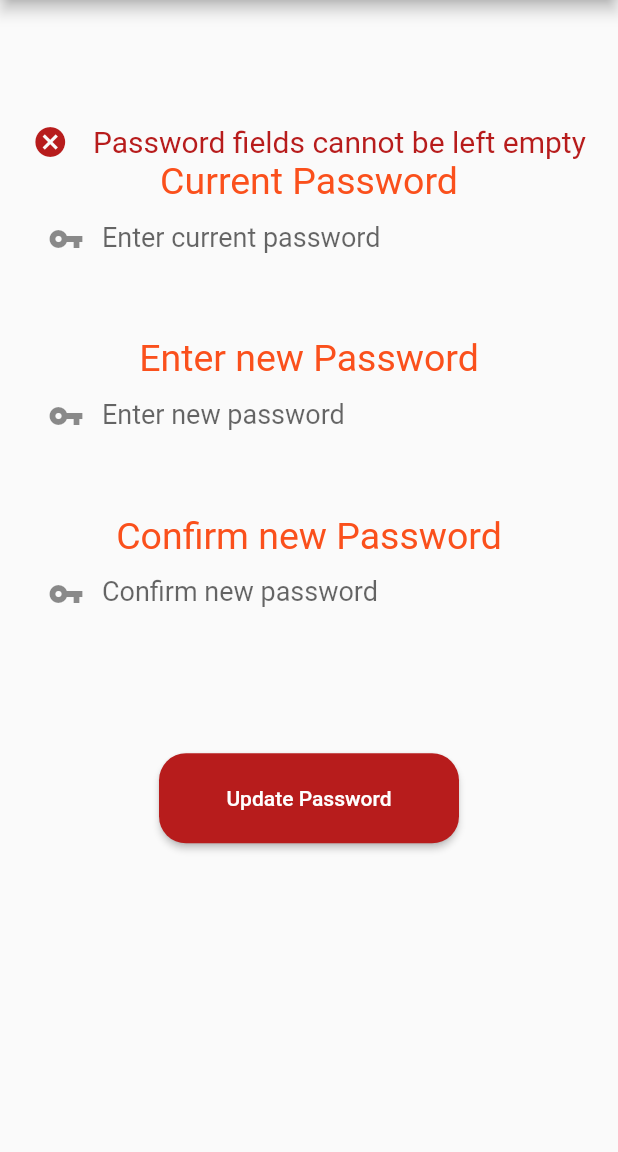
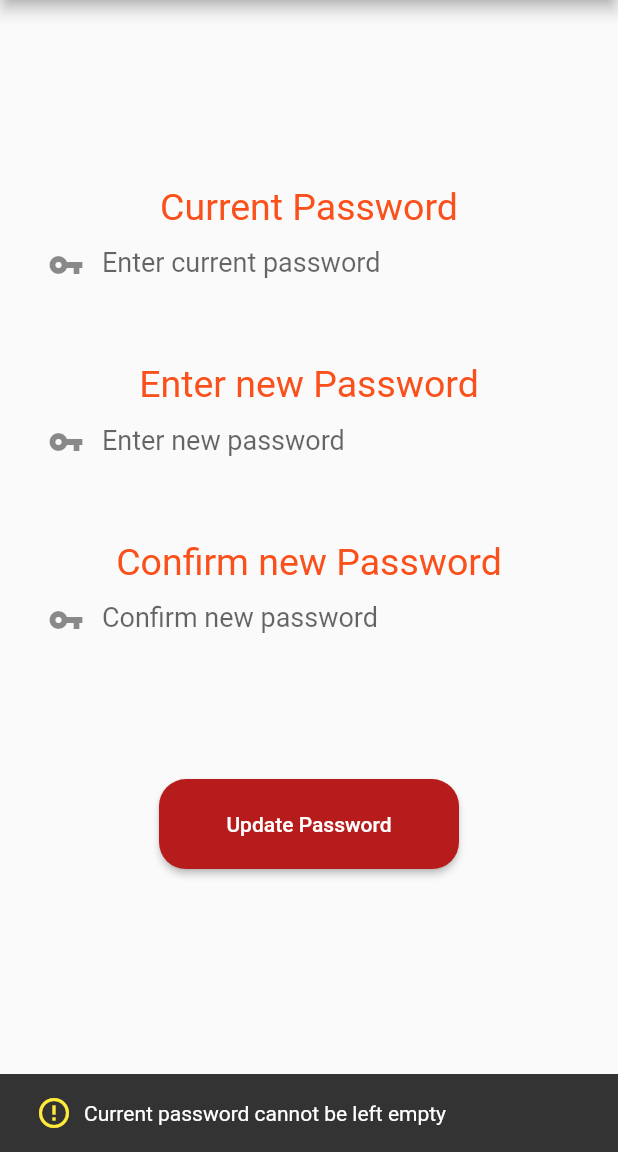
Before and after one commit to has-anwar/employee_app, a Flutter app: the UpdatePassword screen opened by its route, after a tap on "Update Password", on a phone screen of 412 x 824 dp, the part 84-1236 px from its top. Run offline on Flutter 3.47's test engine with Material 2 defaults, Android fonts, the phone set to English and light mode, and no system bars; our stand-ins replace flutter_spinkit, geolocator, google_maps_flutter, location, material_design_icons_flutter, permission_handler and 2 more; missing offline and left inert: flutter_polyline_points, maps_launcher, qr_code_scanner; accounts and stored records are empty.

```diff
--- a/lib/main.dart
+++ b/lib/main.dart
@@ -3,7 +3,9 @@ import 'package:app1/screens/maps_menu_screen.dart';
 import 'package:app1/screens/navigate_to_office.dart';
 import 'package:app1/screens/new_home_screen.dart';
 import 'package:app1/screens/profile_screen.dart';
+import 'package:app1/screens/splash_screen.dart';
 import 'package:app1/screens/view_attendance.dart';
+import 'package:app1/utilities/constants.dart';
 import 'package:app1/utilities/date_picker_dialog.dart';
 import 'package:flutter/material.dart';
 
@@ -29,6 +31,7 @@ Future<void> main() async {
 
   runApp(
     MaterialApp(
+      theme: ThemeData(primaryColor: kOrangeColor, splashColor: kOrangeColor),
       home: id == null ? LoginScreen() : HomeView(),
       routes: <String, WidgetBuilder>{
         // '/': (context) => checkLogin(),
@@ -48,6 +51,7 @@ Future<void> main() async {
         '/maps_menu': (context) => MapsMenuScreen(),
         '/vac_screen': (context) => VaccinationScreen(),
         '/change_password': (context) => UpdatePassword(),
+        SplashScreen.id: (context) => SplashScreen(),
         // '/office_map': (context) => OfficeMap(),
       },
     ),
--- a/lib/screens/AttendanceScreen.dart
+++ b/lib/screens/AttendanceScreen.dart
@@ -358,7 +358,7 @@ class _AttendanceScreenState extends State<AttendanceScreen> {
                     TextSpan(
                       text: dist,
                       style: TextStyle(
-                          fontWeight: FontWeight.bold, color: Colors.amber),
+                          fontWeight: FontWeight.bold, color: Colors.white),
                     ),
                     TextSpan(
                       text: ' away from the attendance mark point',
--- a/lib/screens/password_screen.dart
+++ b/lib/screens/password_screen.dart
@@ -37,30 +37,6 @@ class _UpdatePasswordState extends State<UpdatePassword> {
 
   Color backgroundColor = kBackgroundColor;
 
-  void displayError() {
-    iconData = Icons.cancel;
-    backgroundColor = errorColor;
-  }
-
-  String errorMessage = 'Error Message';
-  void displayUpdated() {
-    iconData = Icons.check_circle;
-    backgroundColor = Colors.green[900];
-  }
-
-  void updatedSuccessfully() {
-    errorMessage = 'Password updated successfully';
-    displayUpdated();
-  }
-
-  void wrongCurrentPassword() {
-    errorMessage = 'Incorrect Current Password';
-  }
-
-  void incorrectNewAndConfirmPasswords() {
-    errorMessage = 'New and Confirm passwords do not match';
-  }
-
   void getFlags() {
     if (currentPasswordController.text.isEmpty) {
       currentFlag = false;
@@ -96,46 +72,107 @@ class _UpdatePasswordState extends State<UpdatePassword> {
     return response;
   }
 
-  void updatePassword() async {
+  void updatePassword(context) async {
     getFlags();
     if (currentFlag && newFlag && confirmFlag) {
       if (confirmPasswordController.text == newPasswordController.text) {
         var response = await confirmCurrentPassword();
         var userInfo = jsonDecode(response.body);
         if (userInfo['flag'] == true) {
-          setState(() {
-            updatedSuccessfully();
-          });
+          Scaffold.of(context).showSnackBar(SnackBar(
+            content: Row(
+              children: [
+                Icon(
+                  Icons.error_outline_outlined,
+                  color: Colors.yellow,
+                ),
+                SizedBox(
+                  width: 8.0,
+                ),
+                Text('Password updated successfully!')
+              ],
+            ),
+          ));
         } else {
-          setState(() {
-            wrongCurrentPassword();
-            displayError();
-          });
+          Scaffold.of(context).showSnackBar(SnackBar(
+            content: Row(
+              children: [
+                Icon(
+                  Icons.error_outline_outlined,
+                  color: Colors.yellow,
+                ),
+                SizedBox(
+                  width: 8.0,
+                ),
+                Text('Incorrect password entered')
+              ],
+            ),
+          ));
         }
       } else {
-        setState(() {
-          incorrectNewAndConfirmPasswords();
-          displayError();
-        });
+        Scaffold.of(context).showSnackBar(SnackBar(
+          content: Row(
+            children: [
+              Icon(
+                Icons.error_outline_outlined,
+                color: Colors.yellow,
+              ),
+              SizedBox(
+                width: 8.0,
+              ),
+              Text('Passwords do not match')
+            ],
+          ),
+        ));
       }
     } else {
       if (!currentFlag) {
-        setState(() {
-          isEmpty();
-          displayError();
-        });
+        Scaffold.of(context).showSnackBar(SnackBar(
+          content: Row(
+            children: [
+              Icon(
+                Icons.error_outline_outlined,
+                color: Colors.yellow,
+              ),
+              SizedBox(
+                width: 8.0,
+              ),
+              Text('Current password cannot be left empty')
+            ],
+          ),
+        ));
       }
       if (!newFlag) {
-        setState(() {
-          isEmpty();
-          displayError();
-        });
+        Scaffold.of(context).showSnackBar(SnackBar(
+          content: Row(
+            children: [
+              Icon(
+                Icons.error_outline_outlined,
+                color: Colors.yellow,
+              ),
+              SizedBox(
+                width: 8.0,
+              ),
+              Text('Please enter a new password')
+            ],
+          ),
+        ));
       }
       if (!confirmFlag) {
-        setState(() {
-          isEmpty();
-          displayError();
-        });
+        Scaffold.of(context).showSnackBar(SnackBar(
+          content: Row(
+            children: [
+              Icon(
+                Icons.error_outline_outlined,
+                color: Colors.yellow,
+              ),
+              SizedBox(
+                width: 8.0,
+              ),
+              Text('Please confirm new password')
+            ],
+          ),
+        ));
       }
       setState(() {
         currentFlag = true;
@@ -152,10 +189,6 @@ class _UpdatePasswordState extends State<UpdatePassword> {
     setState(() {
       backgroundColor = kBackgroundColor;
     });
-  }
-
-  void isEmpty() {
-    errorMessage = 'Password fields cannot be left empty';
   }
 
   @override
@@ -178,21 +211,7 @@ class _UpdatePasswordState extends State<UpdatePassword> {
             child: Column(
               children: [
                 SizedBox(
-                  height: height * 0.1,
-                ),
-                Row(
-                  mainAxisAlignment: MainAxisAlignment.center,
-                  children: [
-                    Icon(
-                      iconData,
-                      color: backgroundColor,
-                    ),
-                    SizedBox(width: width * 0.04),
-                    Text(
-                      errorMessage,
-                      style: TextStyle(color: backgroundColor, fontSize: 20.0),
-                    ),
-                  ],
+                  height: height * 0.15,
                 ),
                 ProfileLabelText(label: 'Current Password'),
                 ReusableTextField(
@@ -230,7 +249,9 @@ class _UpdatePasswordState extends State<UpdatePassword> {
                 SizedBox(
                   height: height * 0.1,
                 ),
-                ButtonTheme(
+                Builder(
+                  builder: (context) {
+                    return ButtonTheme(
                       minWidth: 200.0,
                       height: 60.0,
                       child: RaisedButton(
@@ -242,10 +263,12 @@ class _UpdatePasswordState extends State<UpdatePassword> {
                           borderRadius: BorderRadius.circular(18.0),
                         ),
                         onPressed: () {
-                      updatePassword();
+                          updatePassword(context);
                         },
                       ),
-                )
+                    );
+                  },
+                ),
               ],
             ),
           ),
--- a/lib/utilities/constants.dart
+++ b/lib/utilities/constants.dart
@@ -11,7 +11,7 @@ const kBottomContainerHeight = 60.0;
 const kLabelFontSize = 40.0;
 
 var url1 = 'http://10.0.2.2:5000/employee/1';
-var kUrl = 'http://192.168.1.3:5000';
+var kUrl = 'http://192.168.10.8:5000';
 var url3 = 'http://0.0.0.0:5000/employee/1';
 // var kUrl = 'http://192.168.100.52:5000';
 
--- a/lib/utilities/reusable_profile_text_field.dart
+++ b/lib/utilities/reusable_profile_text_field.dart
@@ -34,6 +34,7 @@ class _ReusableProfileTextFieldState extends State<ReusableProfileTextField> {
             controller: widget.myController,
             decoration: InputDecoration(
               prefixIcon: widget.icon,
+              border: OutlineInputBorder(),
               hintText: widget.hint,
               hintStyle: TextStyle(
                 fontSize: 18.0,
```
Also changed, not shown: lib/screens/login_screen.dart (+35 -7 lines), lib/screens/profile_screen.dart (+48 -5 lines), lib/screens/splash_screen.dart (added, +35 -0 lines), lib/screens/vac_screen.dart (+28 -30 lines), lib/utilities/date_picker_dialog.dart (+8 -0 lines). Lines whose indentation alone changed are shown as unchanged.
